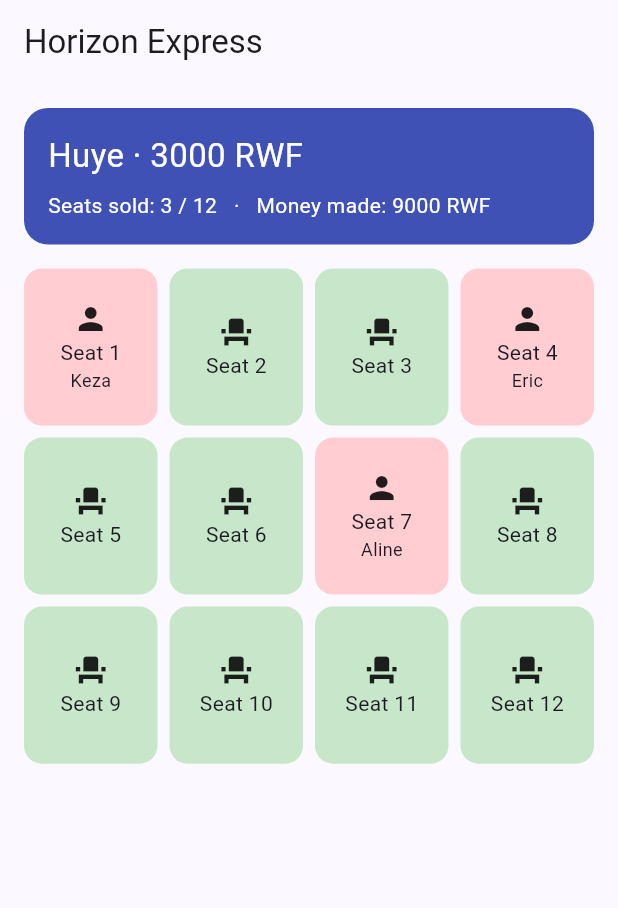
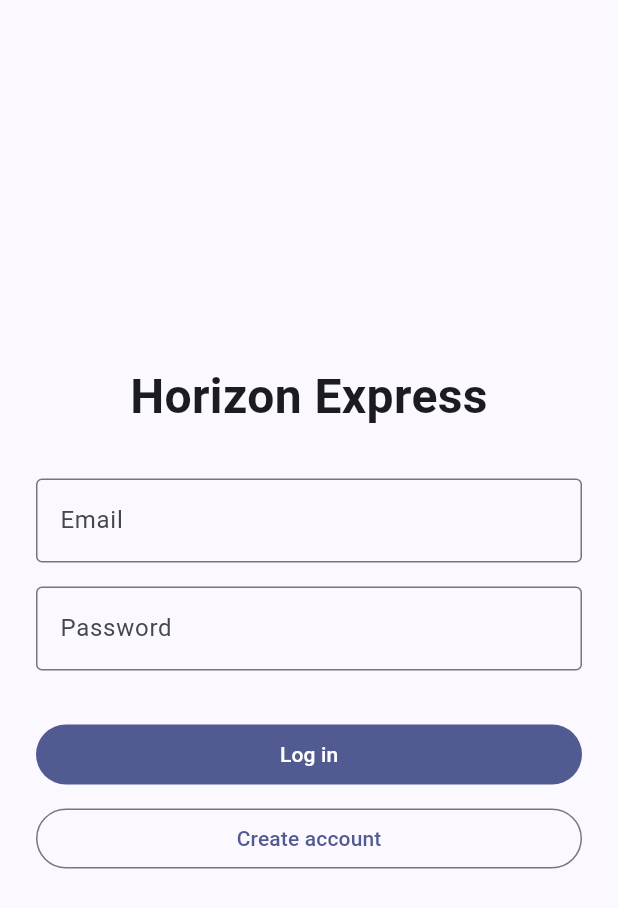
Before and after one commit to Hope-05/bus_booking, a Flutter app: the screen it shows after launch, on a phone screen of 412 x 824 dp. Shown: the top 908 px of the screen. Run offline on Flutter 3.47's test engine with Material 3 defaults, Android fonts, the phone set to English and light mode, and no system bars; our stand-ins replace firebase_auth, firebase_core; accounts and stored records are empty.

Commit message:
Firebase login, Firestore bookings, live updates, edit and delete

```diff
--- /dev/null
+++ b/lib/login_screen.dart
@@ -0,0 +1,132 @@
+import 'package:firebase_auth/firebase_auth.dart';
+import 'package:flutter/material.dart';
+
+class LoginScreen extends StatefulWidget {
+  const LoginScreen({super.key});
+
+  @override
+  State<LoginScreen> createState() => _LoginScreenState();
+}
+
+class _LoginScreenState extends State<LoginScreen> {
+  final _formKey = GlobalKey<FormState>();
+  final _email = TextEditingController();
+  final _password = TextEditingController();
+  bool _busy = false;
+  String? _error;
+
+  Future<void> _submit({required bool newAccount}) async {
+    if (!_formKey.currentState!.validate()) return;
+    setState(() {
+      _busy = true;
+      _error = null;
+    });
+    try {
+      final auth = FirebaseAuth.instance;
+      if (newAccount) {
+        await auth.createUserWithEmailAndPassword(
+          email: _email.text.trim(),
+          password: _password.text,
+        );
+      } else {
+        await auth.signInWithEmailAndPassword(
+          email: _email.text.trim(),
+          password: _password.text,
+        );
+      }
+    } on FirebaseAuthException catch (e) {
+      setState(() => _error = _message(e.code));
+    } finally {
+      if (mounted) setState(() => _busy = false);
+    }
+  }
+
+  String _message(String code) {
+    switch (code) {
+      case 'email-already-in-use':
+        return 'An account with this email already exists. Log in instead.';
+      case 'invalid-credential':
+      case 'wrong-password':
+      case 'user-not-found':
+        return 'Wrong email or password.';
+      case 'weak-password':
+        return 'Choose a stronger password.';
+      case 'network-request-failed':
+        return 'No internet connection.';
+      default:
+        return 'Something went wrong ($code).';
+    }
+  }
+
+  @override
+  Widget build(BuildContext context) {
+    return Scaffold(
+      body: SafeArea(
+        child: Padding(
+          padding: const EdgeInsets.all(24),
+          child: Form(
+            key: _formKey,
+            child: Column(
+              mainAxisAlignment: MainAxisAlignment.center,
+              crossAxisAlignment: CrossAxisAlignment.stretch,
+              children: [
+                const Text(
+                  'Horizon Express',
+                  textAlign: TextAlign.center,
+                  style: TextStyle(fontSize: 32, fontWeight: FontWeight.bold),
+                ),
+                const SizedBox(height: 32),
+                TextFormField(
+                  controller: _email,
+                  keyboardType: TextInputType.emailAddress,
+                  decoration: const InputDecoration(
+                    labelText: 'Email',
+                    border: OutlineInputBorder(),
+                  ),
+                  validator: (v) {
+                    final email = (v ?? '').trim();
+                    if (email.isEmpty) return 'Enter your email';
+                    if (!RegExp(r'^[^@\s]+@[^@\s]+\.[^@\s]+$')
+                        .hasMatch(email)) {
+                      return 'Enter a valid email, like aline@gmail.com';
+                    }
+                    return null;
+                  },
+                ),
+                const SizedBox(height: 16),
+                TextFormField(
+                  controller: _password,
+                  obscureText: true,
+                  decoration: const InputDecoration(
+                    labelText: 'Password',
+                    border: OutlineInputBorder(),
+                  ),
+                  validator: (v) =>
+                  (v ?? '').length < 6 ? 'At least 6 characters' : null,
+                ),
+                const SizedBox(height: 16),
+                if (_error != null)
+                  Text(_error!, style: const TextStyle(color: Colors.red)),
+                const SizedBox(height: 16),
+                FilledButton(
+                  onPressed: _busy ? null : () => _submit(newAccount: false),
+                  child: const Text('Log in'),
+                ),
+                const SizedBox(height: 8),
+                OutlinedButton(
+                  onPressed: _busy ? null : () => _submit(newAccount: true),
+                  child: const Text('Create account'),
+                ),
+                if (_busy)
+                  const Padding(
+                    padding: EdgeInsets.only(top: 16),
+                    child: Center(child: CircularProgressIndicator()),
+                  ),
+              ],
+            ),
+          ),
+        ),
+      ),
+    );
+  }
+}
--- a/lib/main.dart
+++ b/lib/main.dart
@@ -1,4 +1,9 @@
+import 'package:cloud_firestore/cloud_firestore.dart';
+import 'package:firebase_auth/firebase_auth.dart';
+import 'package:firebase_core/firebase_core.dart';
 import 'package:flutter/material.dart';
+
+import 'login_screen.dart';
 
 // ---------- MODEL ----------
 
@@ -42,9 +47,20 @@ String changeInNotes(int change) {
   return parts.join(' · ');
 }
 
+// The signed-in user's own bookings: users/{uid}/bookings
+CollectionReference<Map<String, dynamic>> bookingsRef() {
+  final uid = FirebaseAuth.instance.currentUser!.uid;
+  return FirebaseFirestore.instance
+      .collection('users')
+      .doc(uid)
+      .collection('bookings');
+}
+
 // ---------- APP ----------
 
-void main() {
+Future<void> main() async {
+  WidgetsFlutterBinding.ensureInitialized();
+  await Firebase.initializeApp();
   runApp(const BusApp());
 }
 
@@ -56,7 +72,28 @@ class BusApp extends StatelessWidget {
     return MaterialApp(
       debugShowCheckedModeBanner: false,
       theme: ThemeData(colorSchemeSeed: Colors.indigo),
-      home: const SeatMapScreen(),
+      home: const AuthGate(),
+    );
+  }
+}
+
+class AuthGate extends StatelessWidget {
+  const AuthGate({super.key});
+
+  @override
+  Widget build(BuildContext context) {
+    return StreamBuilder<User?>(
+      stream: FirebaseAuth.instance.authStateChanges(),
+      builder: (context, snapshot) {
+        if (snapshot.connectionState == ConnectionState.waiting) {
+          return const Scaffold(
+              body: Center(child: CircularProgressIndicator()));
+        }
+        if (snapshot.data == null) {
+          return const LoginScreen();
+        }
+        return const SeatMapScreen();
+      },
     );
   }
 }
@@ -74,23 +111,6 @@ class _SeatMapScreenState extends State<SeatMapScreen> {
   static const route = 'Huye';
   static const price = 3000;
 
-  final seats = List.generate(12, (i) => Seat(i + 1));
-
-  @override
-  void initState() {
-    super.initState();
-    // sample bookings so the app is never empty
-    seats[0].passenger = Passenger('Keza');
-    seats[0].paid = price;
-    seats[3].passenger = Passenger('Eric');
-    seats[3].paid = price;
-    seats[6].passenger = Passenger('Aline');
-    seats[6].paid = price;
-  }
-
-  int get sold => seats.where((s) => s.isTaken).length;
-  int get money => sold * price;
-
   void showMessage(String text) {
     ScaffoldMessenger.of(context).hideCurrentSnackBar();
     ScaffoldMessenger.of(context).showSnackBar(
@@ -98,17 +118,31 @@ class _SeatMapScreenState extends State<SeatMapScreen> {
     );
   }
 
-  void cancelBooking(Seat seat) {
+  // Build the 12 seats from the documents that Firestore sent
+  List<Seat> seatsFrom(QuerySnapshot<Map<String, dynamic>> snapshot) {
+    final seats = List.generate(12, (i) => Seat(i + 1));
+    for (final doc in snapshot.docs) {
+      final number = int.tryParse(doc.id);
+      if (number == null || number < 1 || number > 12) continue;
+      final data = doc.data();
+      seats[number - 1].passenger = Passenger(data['name'] as String);
+      seats[number - 1].paid = (data['paid'] as num).toInt();
+    }
+    return seats;
+  }
+
+  Future<void> cancelBooking(Seat seat) async {
     final name = seat.passenger!.name;
-    setState(() {
-      seat.passenger = null;
-      seat.paid = 0;
-    });
-    // Step 6: the waitlist promotion will go here, inside this function
+    await bookingsRef().doc('${seat.number}').delete();
     showMessage('Booking cancelled for $name (seat ${seat.number})');
   }
 
-  void onSeatTap(Seat seat) {
+  Future<void> renameBooking(Seat seat, String newName) async {
+    await bookingsRef().doc('${seat.number}').update({'name': newName});
+    showMessage('Seat ${seat.number} is now for $newName');
+  }
+
+  void onSeatTap(Seat seat, List<Seat> seats) {
     // taken seat: open its details
     if (seat.isTaken) {
       Navigator.push(
@@ -117,7 +151,11 @@ class _SeatMapScreenState extends State<SeatMapScreen> {
           builder: (context) => BookingDetailsScreen(seat: seat),
         ),
       ).then((result) {
-        if (result == true) cancelBooking(seat);
+        if (result == true) {
+          cancelBooking(seat);
+        } else if (result is String) {
+          renameBooking(seat, result);
+        }
       });
       return;
     }
@@ -137,12 +175,14 @@ class _SeatMapScreenState extends State<SeatMapScreen> {
           takenNames: takenNames,
         ),
       ),
-    ).then((result) {
+    ).then((result) async {
       if (result != null) {
         final booking = result as Booking;
-        setState(() {
-          seat.passenger = Passenger(booking.name);
-          seat.paid = price;
+        await bookingsRef().doc('${seat.number}').set({
+          'name': booking.name,
+          'paid': price,
+          'cash': booking.cash,
+          'createdAt': FieldValue.serverTimestamp(),
         });
         showMessage('Seat ${seat.number} booked for ${booking.name}');
       }
@@ -152,8 +192,31 @@ class _SeatMapScreenState extends State<SeatMapScreen> {
   @override
   Widget build(BuildContext context) {
     return Scaffold(
-      appBar: AppBar(title: const Text('Horizon Express')),
-      body: Column(
+      appBar: AppBar(
+        title: const Text('Horizon Express'),
+        actions: [
+          IconButton(
+            icon: const Icon(Icons.logout),
+            tooltip: 'Log out',
+            onPressed: () => FirebaseAuth.instance.signOut(),
+          ),
+        ],
+      ),
+      body: StreamBuilder<QuerySnapshot<Map<String, dynamic>>>(
+        stream: bookingsRef().snapshots(),
+        builder: (context, snapshot) {
+          if (snapshot.hasError) {
+            return Center(child: Text('Error: ${snapshot.error}'));
+          }
+          if (!snapshot.hasData) {
+            return const Center(child: CircularProgressIndicator());
+          }
+
+          final seats = seatsFrom(snapshot.data!);
+          final sold = seats.where((s) => s.isTaken).length;
+          final money = seats.fold<int>(0, (sum, s) => sum + s.paid);
+
+          return Column(
             children: [
               Container(
                 width: double.infinity,
@@ -181,7 +244,8 @@ class _SeatMapScreenState extends State<SeatMapScreen> {
               Expanded(
                 child: GridView.builder(
                   padding: const EdgeInsets.symmetric(horizontal: 16),
-              gridDelegate: const SliverGridDelegateWithFixedCrossAxisCount(
+                  gridDelegate:
+                  const SliverGridDelegateWithFixedCrossAxisCount(
                     crossAxisCount: 4,
                     crossAxisSpacing: 8,
                     mainAxisSpacing: 8,
@@ -191,7 +255,7 @@ class _SeatMapScreenState extends State<SeatMapScreen> {
                   itemBuilder: (context, index) {
                     final seat = seats[index];
                     return InkWell(
-                  onTap: () => onSeatTap(seat),
+                      onTap: () => onSeatTap(seat, seats),
                       child: Container(
                         decoration: BoxDecoration(
                           color: seat.isTaken
@@ -202,7 +266,9 @@ class _SeatMapScreenState extends State<SeatMapScreen> {
                         child: Column(
                           mainAxisAlignment: MainAxisAlignment.center,
                           children: [
-                        Icon(seat.isTaken ? Icons.person : Icons.event_seat),
+                            Icon(seat.isTaken
+                                ? Icons.person
+                                : Icons.event_seat),
                             Text('Seat ${seat.number}'),
                             if (seat.isTaken)
                               Text(
@@ -217,6 +283,8 @@ class _SeatMapScreenState extends State<SeatMapScreen> {
                 ),
               ),
             ],
+          );
+        },
       ),
     );
   }
@@ -361,6 +429,36 @@ class BookingDetailsScreen extends StatelessWidget {
     );
   }
 
+  Future<void> editName(BuildContext context) async {
+    final controller = TextEditingController(text: seat.passenger!.name);
+    final newName = await showDialog<String>(
+      context: context,
+      builder: (dialogContext) {
+        return AlertDialog(
+          title: const Text('Edit passenger name'),
+          content: TextField(
+            controller: controller,
+            decoration: const InputDecoration(border: OutlineInputBorder()),
+          ),
+          actions: [
+            TextButton(
+              onPressed: () => Navigator.pop(dialogContext),
+              child: const Text('No'),
+            ),
+            FilledButton(
+              onPressed: () =>
+                  Navigator.pop(dialogContext, controller.text.trim()),
+              child: const Text('Save'),
+            ),
+          ],
+        );
+      },
+    );
+    if (newName != null && newName.isNotEmpty && context.mounted) {
+      Navigator.pop(context, newName); // go back, saying "new name"
+    }
+  }
+
   @override
   Widget build(BuildContext context) {
     return Scaffold(
@@ -377,6 +475,11 @@ class BookingDetailsScreen extends StatelessWidget {
             const SizedBox(height: 8),
             Text('Paid: ${seat.paid} RWF'),
             const SizedBox(height: 24),
+            OutlinedButton(
+              onPressed: () => editName(context),
+              child: const Text('Edit name'),
+            ),
+            const SizedBox(height: 8),
             FilledButton(
               onPressed: () => confirmCancel(context),
               child: const Text('Cancel booking'),
--- a/pubspec.yaml
+++ b/pubspec.yaml
@@ -34,6 +34,9 @@ dependencies:
   # The following adds the Cupertino Icons font to your application.
   # Use with the CupertinoIcons class for iOS style icons.
   cupertino_icons: ^1.0.8
+  firebase_core: ^5.1.0
+  firebase_auth: ^7.0.1
+  cloud_firestore: ^7.1.0
 
 dev_dependencies:
   flutter_test:
```
Also changed, not shown: pubspec.lock, screenshoots/console.png (added), screenshoots/denied.png (added), screenshoots/login.png (added), 8 other files. Lines whose indentation alone changed are shown as unchanged.
